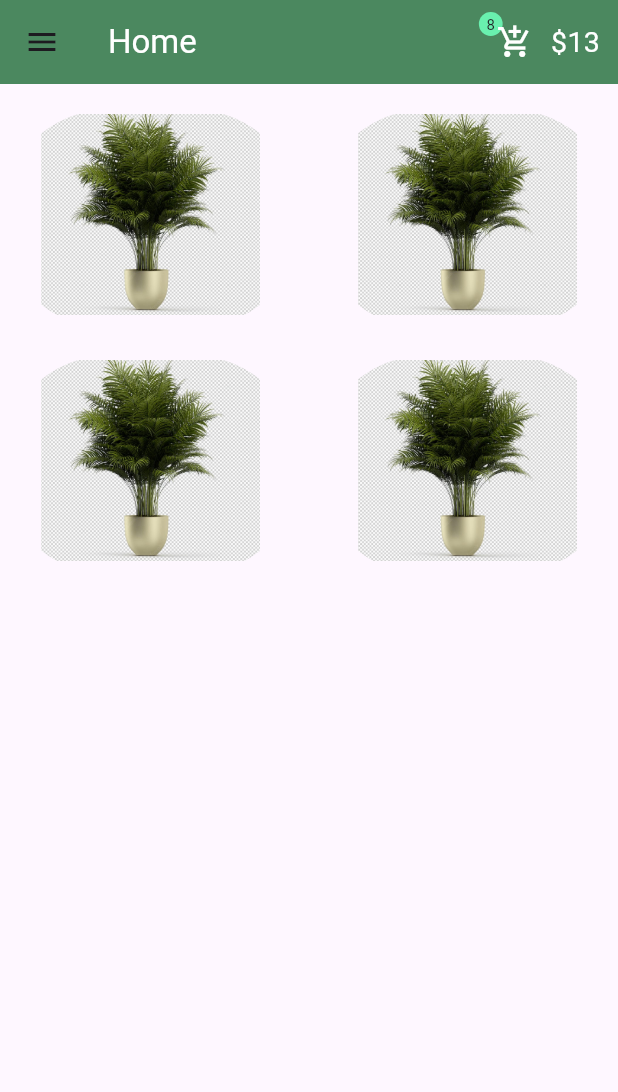
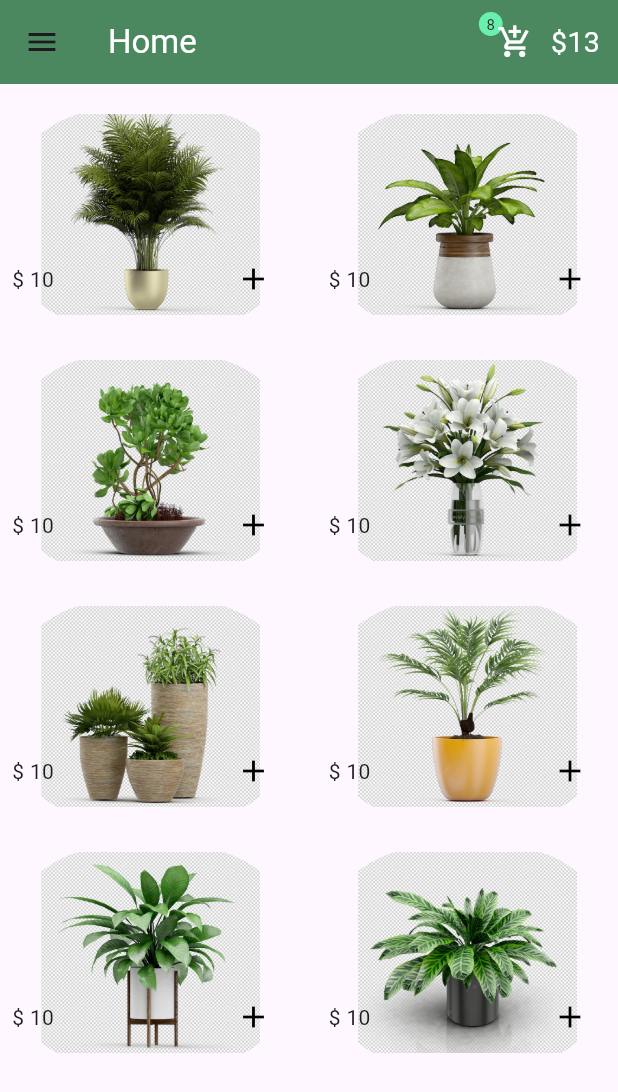
Before and after one commit to Ghada-Mohamed-Khalaf/E-commerce, a Flutter app: the screen it shows after launch, on a phone screen of 412 x 824 dp. Shown: the top 1092 px of the screen. Run offline on Flutter 3.47's test engine with Material 3 defaults, Android fonts, the phone set to English and light mode, and no system bars.

```diff
--- /dev/null
+++ b/lib/models/product.dart
@@ -0,0 +1,7 @@
+class ProductModel{
+  String name;
+  double price;
+  String imageUrl;
+  ProductModel({required this.price,required this.imageUrl,required this.name});
+
+}
--- a/lib/views/home_page.dart
+++ b/lib/views/home_page.dart
@@ -1,8 +1,26 @@
 import 'package:ecommerce/costants.dart';
+import 'package:ecommerce/models/product.dart';
 import 'package:flutter/material.dart';
 
+
+
+
 class HomePage extends StatelessWidget {
-  const HomePage({super.key});
+   HomePage({super.key});
+List productModel=[
+  ProductModel(imageUrl:"assets/image/1.jpg", price:12.99, name: 'plant' ,),
+  ProductModel(imageUrl:"assets/image/2.jpg", price:12.99, name: 'plant' ,),
+  ProductModel(imageUrl:"assets/image/3.jpg", price:12.99, name: 'plant' ,),
+  ProductModel(imageUrl:"assets/image/4.jpg", price:12.99, name: 'plant' ,),
+  ProductModel(imageUrl:"assets/image/5.jpg", price:12.99, name: 'plant' ,),
+  ProductModel(imageUrl:"assets/image/6.jpg", price:12.99, name: 'plant' ,),
+  ProductModel(imageUrl:"assets/image/7.jpg", price:12.99, name: 'plant' ,),
+  ProductModel(imageUrl:"assets/image/8.jpg", price:12.99, name: 'plant' ,),
+
+
+
+];
+
 
   @override
   Widget build(BuildContext context) {
@@ -95,7 +113,7 @@ class HomePage extends StatelessWidget {
                 crossAxisSpacing: 10,
                 mainAxisSpacing: 30,
                 childAspectRatio: 3 / 2),
-            itemCount: 4,
+            itemCount: productModel.length,
             itemBuilder: (BuildContext context, int index) {
               return GestureDetector(
                 onTap: (){},
@@ -109,9 +127,19 @@ class HomePage extends StatelessWidget {
                       child:
                       ClipRRect(
                         borderRadius: BorderRadius.circular(80),
-                        child: Image.asset("assets/image/1.jpg")),
+                        child: Image.asset(productModel[index].imageUrl)),
                     ),
                 ],
+                  ),
+                  footer: GridTileBar
+                    (trailing: IconButton(onPressed: (){}, icon: Icon(Icons.add,color: Colors.black,)),
+
+
+
+                   leading: Text("\$ 10"),
+                    title: Text(""),
+
+
                   ),
 
                 ),
```
